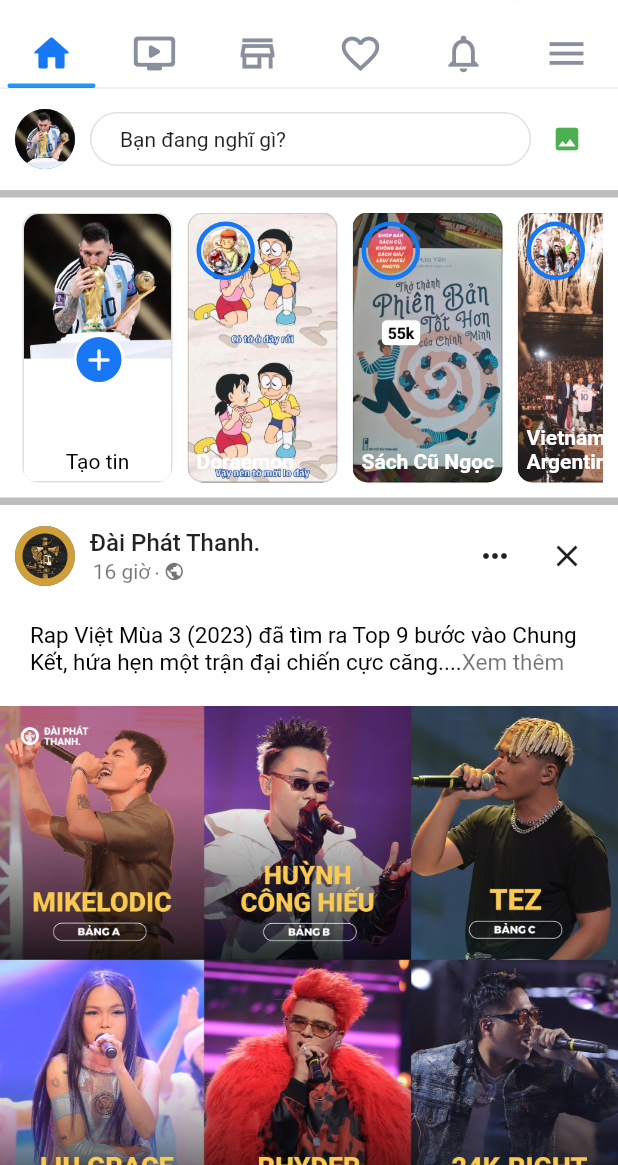
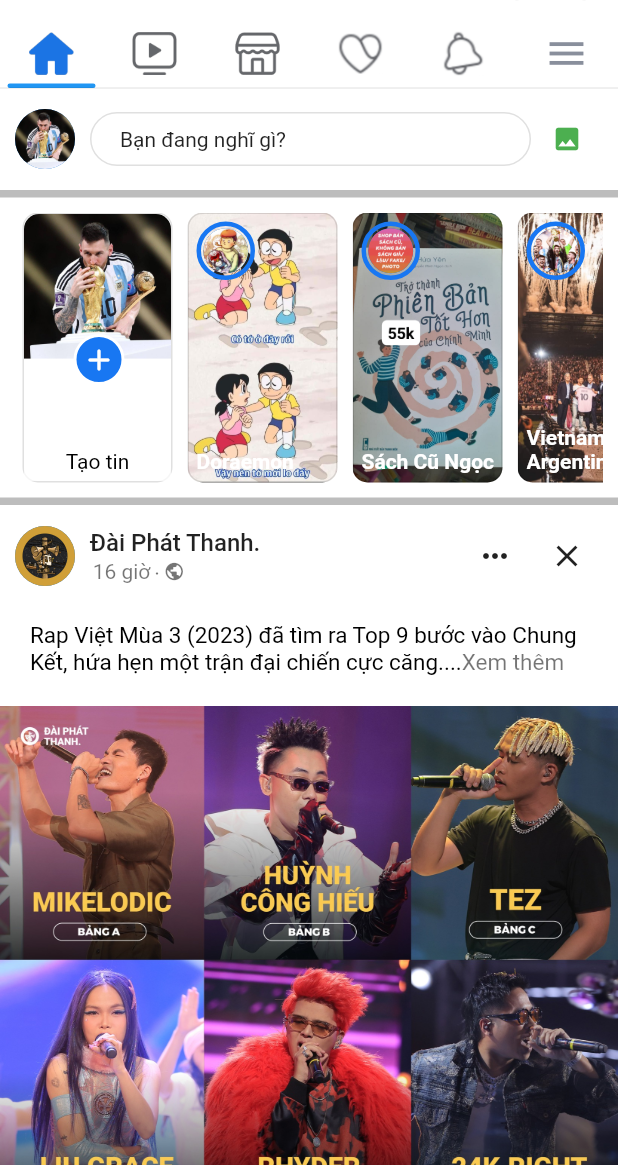
Before and after one commit to Dat-TG/facebook-clone-flutter, a Flutter app: the screen it shows after launch, on a phone screen of 412 x 824 dp, the part 71-1236 px from its top. Run offline on Flutter 3.47's test engine with Material 2 defaults, Android fonts, the phone set to English and light mode, and no system bars; our stand-ins replace video_player.

Commit message:
change navigation icons

```diff
--- a/lib/features/home/screens/home_screen.dart
+++ b/lib/features/home/screens/home_screen.dart
@@ -94,16 +94,17 @@ class _HomeScreenState extends State<HomeScreen> {
                                   children: [
                                     Center(
                                       child: Tab(
-                                        icon: Icon(
-                                          index != 0
-                                              ? Icons.home_outlined
-                                              : Icons.home_rounded,
-                                          color: index == 0
-                                              ? GlobalVariables.secondaryColor
-                                              : GlobalVariables.iconColor,
-                                          size: 30,
-                                          weight: 0.2,
-                                        ),
+                                        child: index != 0
+                                            ? Image.asset(
+                                                'assets/images/nav/home.png',
+                                                width: 30,
+                                                height: 30,
+                                              )
+                                            : Image.asset(
+                                                'assets/images/nav/home-active.png',
+                                                width: 30,
+                                                height: 30,
+                                              ),
                                       ),
                                     ),
                                     if (index == 0)
@@ -143,14 +144,17 @@ class _HomeScreenState extends State<HomeScreen> {
                                   children: [
                                     Center(
                                       child: Tab(
-                                        icon: Icon(
-                                          Icons.ondemand_video_rounded,
-                                          color: index == 1
-                                              ? GlobalVariables.secondaryColor
-                                              : GlobalVariables.iconColor,
-                                          fill: 1,
-                                          size: 30,
-                                        ),
+                                        child: index != 1
+                                            ? Image.asset(
+                                                'assets/images/nav/watch.png',
+                                                width: 30,
+                                                height: 30,
+                                              )
+                                            : Image.asset(
+                                                'assets/images/nav/watch-active.png',
+                                                width: 30,
+                                                height: 30,
+                                              ),
                                       ),
                                     ),
                                     if (index == 1)
@@ -190,17 +194,17 @@ class _HomeScreenState extends State<HomeScreen> {
                                   children: [
                                     Center(
                                       child: Tab(
-                                        icon: Icon(
-                                          index != 2
-                                              ? Icons
-                                                  .store_mall_directory_outlined
-                                              : Icons
-                                                  .store_mall_directory_rounded,
-                                          color: index == 2
-                                              ? GlobalVariables.secondaryColor
-                                              : GlobalVariables.iconColor,
-                                          size: 30,
-                                        ),
+                                        child: index != 2
+                                            ? Image.asset(
+                                                'assets/images/nav/marketplace.png',
+                                                width: 30,
+                                                height: 30,
+                                              )
+                                            : Image.asset(
+                                                'assets/images/nav/marketplace-active.png',
+                                                width: 30,
+                                                height: 30,
+                                              ),
                                       ),
                                     ),
                                     if (index == 2)
@@ -240,15 +244,17 @@ class _HomeScreenState extends State<HomeScreen> {
                                   children: [
                                     Center(
                                       child: Tab(
-                                        icon: Icon(
-                                          index != 3
-                                              ? Icons.favorite_outline
-                                              : Icons.favorite,
-                                          color: index == 3
-                                              ? GlobalVariables.secondaryColor
-                                              : GlobalVariables.iconColor,
-                                          size: 30,
-                                        ),
+                                        child: index != 3
+                                            ? Image.asset(
+                                                'assets/images/nav/dating.jpg',
+                                                width: 30,
+                                                height: 30,
+                                              )
+                                            : Image.asset(
+                                                'assets/images/nav/dating-active.jpg',
+                                                width: 30,
+                                                height: 30,
+                                              ),
                                       ),
                                     ),
                                     if (index == 3)
@@ -288,16 +294,17 @@ class _HomeScreenState extends State<HomeScreen> {
                                   children: [
                                     Center(
                                       child: Tab(
-                                        icon: Icon(
-                                          index != 4
-                                              ? Icons
-                                                  .notifications_none_outlined
-                                              : Icons.notifications,
-                                          color: index == 4
-                                              ? GlobalVariables.secondaryColor
-                                              : GlobalVariables.iconColor,
-                                          size: 30,
-                                        ),
+                                        child: index != 4
+                                            ? Image.asset(
+                                                'assets/images/nav/noti.jpg',
+                                                width: 30,
+                                                height: 30,
+                                              )
+                                            : Image.asset(
+                                                'assets/images/nav/noti-active.jpg',
+                                                width: 30,
+                                                height: 30,
+                                              ),
                                       ),
                                     ),
                                     if (index == 4)
--- a/pubspec.yaml
+++ b/pubspec.yaml
@@ -69,6 +69,7 @@ flutter:
     - assets/images/story/
     - assets/videos/
     - assets/images/menu/
+    - assets/images/nav/
 
   # An image asset can refer to one or more resolution-specific "variants", see
   # https://flutter.dev/assets-and-images/#resolution-aware
```
Also changed, not shown: assets/images/nav/dating-active.jpg (added), assets/images/nav/dating.jpg (added), assets/images/nav/home-active.png (added), assets/images/nav/home.png (added), assets/images/nav/marketplace-active.png (added), assets/images/nav/marketplace.png (added), assets/images/nav/noti-active.jpg (added), assets/images/nav/noti.jpg (added), assets/images/nav/watch-active.png (added), assets/images/nav/watch.png (added).
